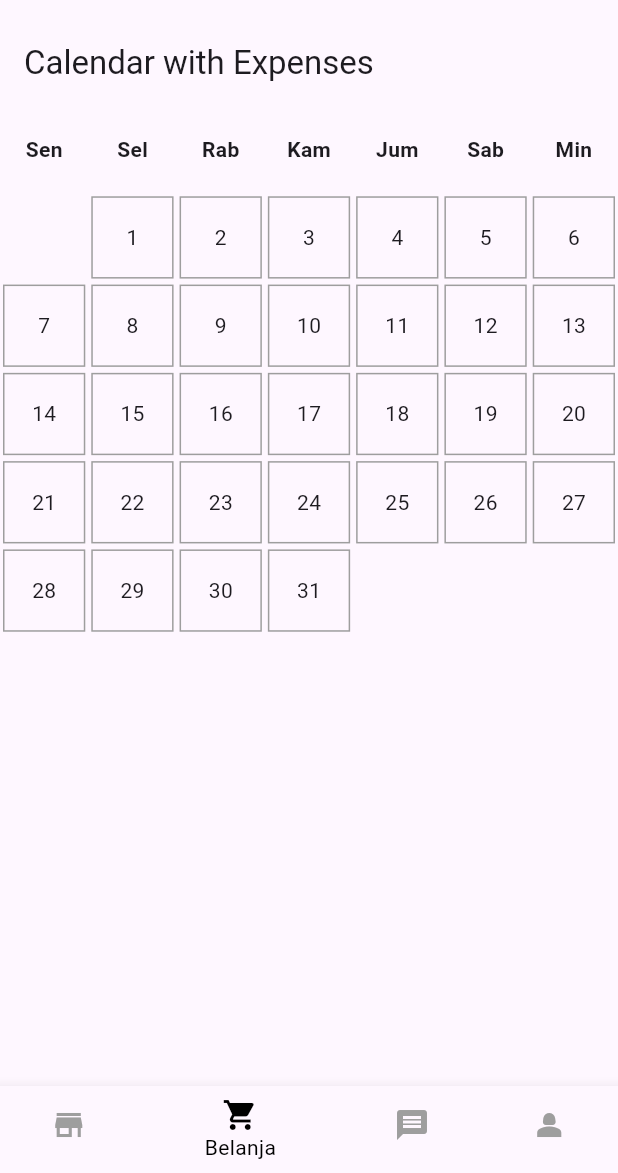
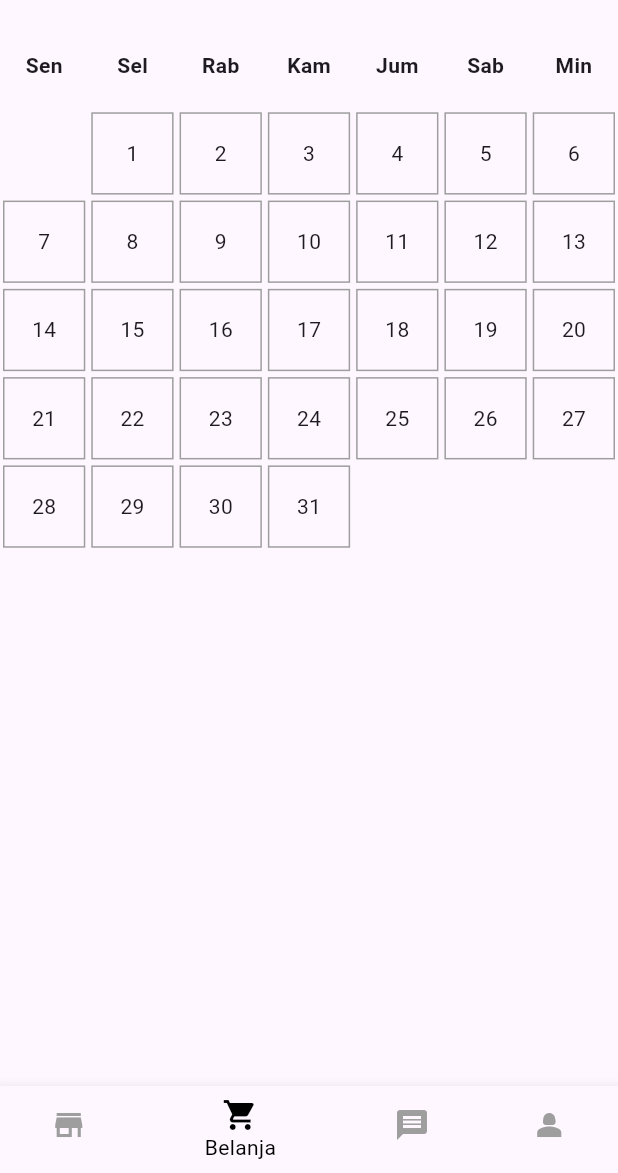
Before and after one commit to ibnumalikmudzopar/warkopibadah, a Flutter app: the screen it shows once a user with an empty profile is signed in, item 2 of the bottom bar chosen, on a phone screen of 412 x 824 dp, the part 63-1236 px from its top. Run offline on Flutter 3.47's test engine with Material 3 defaults, Android fonts, the phone set to English and light mode, and no system bars; our stand-ins replace cloud_firestore, firebase_auth, firebase_core, flutter_slidable; accounts and stored records are empty.

Commit message:
Update belanja.dart

```diff
--- a/lib/screens/belanja.dart
+++ b/lib/screens/belanja.dart
@@ -21,9 +21,6 @@ class _BelanjaScreenState extends State<BelanjaScreen> {
   @override
   Widget build(BuildContext context) {
     return Scaffold(
-      appBar: AppBar(
-        title: Text('Calendar with Expenses'),
-      ),
       body: PageView.builder(
         controller: _pageController,
         onPageChanged: (index) {
```
